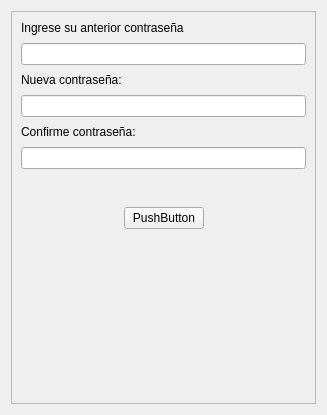
This is ui_files/nuevaContraseña.ui in Hrndz16/Simes as Qt 5 draws it before an edit. The edited form follows.
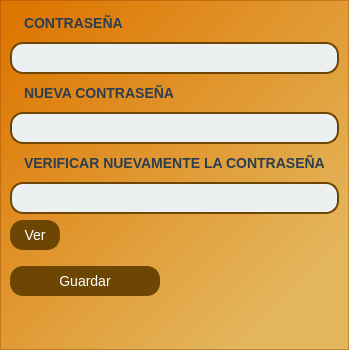
This is the edited form.

The edit to the form file:
```diff
--- a/ui_files/nuevaContraseña.ui
+++ b/ui_files/nuevaContraseña.ui
@@ -1,42 +1,175 @@
 <?xml version="1.0" encoding="UTF-8"?>
 <ui version="4.0">
- <class>Form</class>
- <widget class="QWidget" name="Form">
+ <class>Dialog</class>
+ <widget class="QDialog" name="Dialog">
   <property name="geometry">
    <rect>
     <x>0</x>
     <y>0</y>
-    <width>327</width>
-    <height>415</height>
+    <width>340</width>
+    <height>350</height>
    </rect>
   </property>
+  <property name="maximumSize">
+   <size>
+    <width>350</width>
+    <height>350</height>
+   </size>
+  </property>
   <property name="windowTitle">
-   <string>Form</string>
+   <string>Dialog</string>
+  </property>
+  <property name="styleSheet">
+   <string notr="true">background-color: qlineargradient(spread:pad, x1:0, y1:0, x2:1, y2:1, stop:0.0625 rgba(243, 135, 4, 255), stop:0.835227 rgba(252, 238, 151, 255));</string>
   </property>
   <layout class="QGridLayout" name="gridLayout">
-   <item row="0" column="1">
+   <property name="leftMargin">
+    <number>0</number>
+   </property>
+   <property name="topMargin">
+    <number>0</number>
+   </property>
+   <property name="rightMargin">
+    <number>0</number>
+   </property>
+   <property name="bottomMargin">
+    <number>0</number>
+   </property>
+   <property name="horizontalSpacing">
+    <number>0</number>
+   </property>
+   <item row="0" column="0">
     <widget class="QFrame" name="frame">
+     <property name="styleSheet">
+      <string notr="true">QFrame{
+	color: rgb(109, 70, 3);
+	background-color: rgba(188, 94, 0,100);
+
+}
+QLineEdit {
+    border: 2px solid rgb(109, 70, 3); /* Borde */
+    border-radius: 13px; /* Radio de borde */
+    padding: 5px; /* Espaciado interno */
+    font-size: 14px; /* Tamaño de fuente */
+    font-family: Arial, sans-serif; /* Fuente */
+    color: #2c3e50; /* Color del texto */
+    background-color: #ecf0f1; /* Color de fondo */
+}
+
+/* Estilo para QPushButton */
+QPushButton {
+    border: 2px solid  rgb(109, 70, 3); /* Borde */
+    border-radius: 13px; /* Radio de borde */
+    padding: 5px 10px; /* Espaciado interno */
+    font-size: 14px; /* Tamaño de fuente */
+    font-family: Arial, sans-serif; /* Fuente */
+    color: #ffffff; /* Color del texto */
+    background-color:  rgb(109, 70, 3); /* Color de fondo */
+}
+
+/* Estilo para QPushButton cuando se presiona */
+QPushButton:pressed {
+    background-color:  rgba(109, 70, 3,200); /* Cambio de color al presionar */
+}
+
+/* Estilo para QPushButton cuando el cursor está encima */
+QPushButton:hover {
+    background-color: rgba(109, 70, 3,150); /* Cambio de color al pasar el cursor */
+    border: 2px solid  rgba(109, 70, 3,150); /* Cambio de borde al pasar el cursor */
+}
+
+/* Estilo para QComboBox */
+QComboBox {
+    border: 2px solid rgb(109, 70, 3); /* Borde */
+    border-radius: 13px; /* Radio de borde */
+    padding: 5px; /* Espaciado interno */
+    font-size: 14px; /* Tamaño de fuente */
+    font-family: Arial, sans-serif; /* Fuente */
+    color: #2c3e50; /* Color del texto */
+    background-color: #ecf0f1; /* Color de fondo */
+}
+
+/* Estilo para QComboBox cuando se despliega */
+QComboBox::drop-down {
+    subcontrol-origin: padding;
+    subcontrol-position: right;
+    width: 20px; /* Ancho del botón desplegable */
+    border-left-width: 0px; /* Sin borde a la izquierda del botón */
+    border-top-right-radius: 5px; /* Radio de borde superior derecho */
+    border-bottom-right-radius: 5px; /* Radio de borde inferior derecho */
+    background-color: rgb(109, 70, 3); /* Color de fondo del botón desplegable */
+}
+
+/* Estilo para QComboBox cuando se despliega y se presiona */
+QComboBox::down-arrow {
+    width: 15px; /* Ancho del icono */
+    height: 15px; /* Alto del icono */
+    padding-right: 5px; /* Espaciado a la derecha del icono */
+}
+QLabel{
+color: #2c3e50; /* Color del texto */
+    font-size: 14px; /* Tamaño de fuente */
+    font-weight: bold; /* Negrita */
+    font-family: Arial, sans-serif; /* Fuente */
+    background-color: transparent; /* Color de fondo */
+
+    border-radius: 13px; /* Radio de borde */
+    padding: 5px 10px; /* Espaciado interno */
+}
+</string>
+     </property>
      <property name="frameShape">
       <enum>QFrame::StyledPanel</enum>
      </property>
      <property name="frameShadow">
       <enum>QFrame::Raised</enum>
      </property>
-     <layout class="QGridLayout" name="gridLayout_3" columnstretch="0">
-      <property name="leftMargin">
-       <number>9</number>
-      </property>
-      <property name="verticalSpacing">
-       <number>8</number>
-      </property>
-      <item row="5" column="0">
-       <widget class="QLineEdit" name="lineEdit_3"/>
+     <layout class="QVBoxLayout" name="verticalLayout">
+      <item>
+       <widget class="QLabel" name="label">
+        <property name="text">
+         <string>CONTRASEÑA</string>
+        </property>
+       </widget>
       </item>
-      <item row="1" column="0">
+      <item>
        <widget class="QLineEdit" name="lineEdit"/>
       </item>
-      <item row="6" column="0">
-       <spacer name="verticalSpacer_2">
+      <item>
+       <widget class="QLabel" name="label_2">
+        <property name="text">
+         <string>NUEVA CONTRASEÑA</string>
+        </property>
+       </widget>
+      </item>
+      <item>
+       <widget class="QLineEdit" name="lineEdit_2"/>
+      </item>
+      <item>
+       <widget class="QLabel" name="label_3">
+        <property name="text">
+         <string>VERIFICAR NUEVAMENTE LA CONTRASEÑA</string>
+        </property>
+       </widget>
+      </item>
+      <item>
+       <widget class="QLineEdit" name="lineEdit_3"/>
+      </item>
+      <item>
+       <widget class="QPushButton" name="pushButton_2">
+        <property name="maximumSize">
+         <size>
+          <width>50</width>
+          <height>16777215</height>
+         </size>
+        </property>
+        <property name="text">
+         <string>Ver</string>
+        </property>
+       </widget>
+      </item>
+      <item>
+       <spacer name="verticalSpacer">
         <property name="orientation">
          <enum>Qt::Vertical</enum>
         </property>
@@ -45,14 +178,27 @@
         </property>
         <property name="sizeHint" stdset="0">
          <size>
-          <width>15</width>
-          <height>30</height>
+          <width>20</width>
+          <height>10</height>
          </size>
         </property>
        </spacer>
       </item>
-      <item row="8" column="0">
-       <spacer name="verticalSpacer">
+      <item>
+       <widget class="QPushButton" name="pushButton">
+        <property name="maximumSize">
+         <size>
+          <width>150</width>
+          <height>16777215</height>
+         </size>
+        </property>
+        <property name="text">
+         <string>Guardar</string>
+        </property>
+       </widget>
+      </item>
+      <item>
+       <spacer name="verticalSpacer_2">
         <property name="orientation">
          <enum>Qt::Vertical</enum>
         </property>
@@ -64,67 +210,6 @@
         </property>
        </spacer>
       </item>
-      <item row="3" column="0">
-       <widget class="QLineEdit" name="lineEdit_2"/>
-      </item>
-      <item row="0" column="0">
-       <widget class="QLabel" name="label">
-        <property name="text">
-         <string>Ingrese su anterior contraseña</string>
-        </property>
-       </widget>
-      </item>
-      <item row="4" column="0">
-       <widget class="QLabel" name="label_3">
-        <property name="text">
-         <string>Confirme contraseña:</string>
-        </property>
-       </widget>
-      </item>
-      <item row="2" column="0">
-       <widget class="QLabel" name="label_2">
-        <property name="text">
-         <string>Nueva contraseña:</string>
-        </property>
-       </widget>
-      </item>
-      <item row="7" column="0">
-       <layout class="QHBoxLayout" name="horizontalLayout">
-        <item>
-         <spacer name="horizontalSpacer">
-          <property name="orientation">
-           <enum>Qt::Horizontal</enum>
-          </property>
-          <property name="sizeHint" stdset="0">
-           <size>
-            <width>40</width>
-            <height>20</height>
-           </size>
-          </property>
-         </spacer>
-        </item>
-        <item>
-         <widget class="QPushButton" name="pushButton">
-          <property name="text">
-           <string>PushButton</string>
-          </property>
-         </widget>
-        </item>
-        <item>
-         <spacer name="horizontalSpacer_2">
-          <property name="orientation">
-           <enum>Qt::Horizontal</enum>
-          </property>
-          <property name="sizeHint" stdset="0">
-           <size>
-            <width>40</width>
-            <height>20</height>
-           </size>
-          </property>
-         </spacer>
-        </item>
-       </layout>
-      </item>
      </layout>
     </widget>
    </item>
```
Left out of the diff: 4 changed lines with no effect on the pictures.
